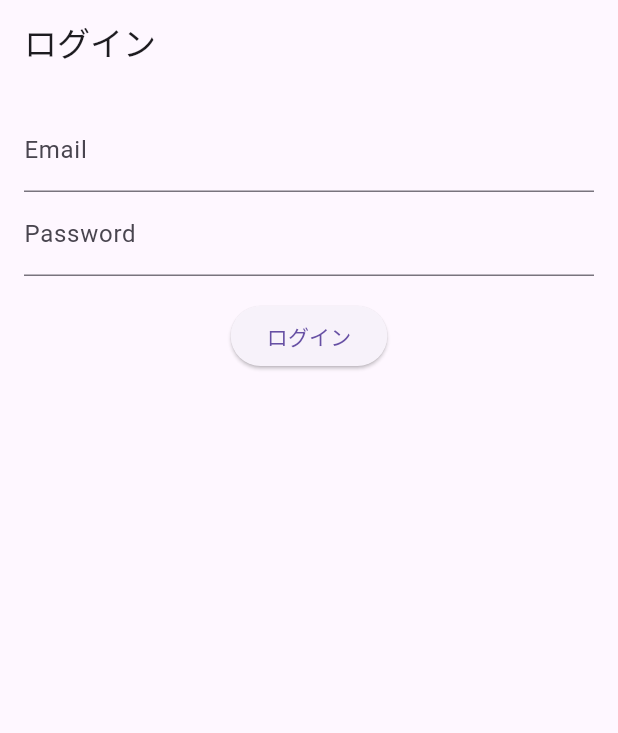
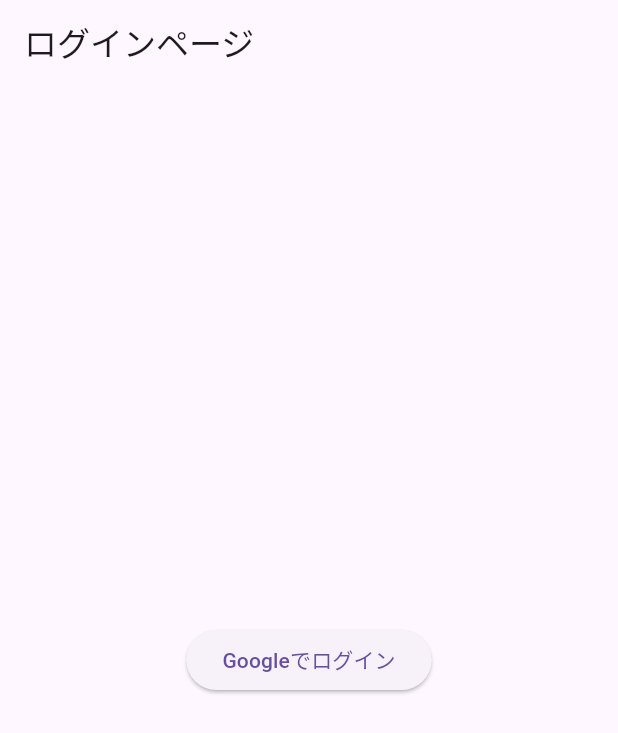
Before and after one commit to gratachu/flutter_spike, a Flutter app: the screen it shows after launch, on a phone screen of 412 x 824 dp. Shown: the top 733 px of the screen. Run offline on Flutter 3.47's test engine with Material 3 defaults, Android fonts, the phone set to English and light mode, and no system bars; our stand-ins replace flutter_dotenv, google_sign_in, supabase_flutter; accounts and stored records are empty.

Commit message:
feat: Googleサインイン機能を追加

```diff
--- a/lib/main.dart
+++ b/lib/main.dart
@@ -1,10 +1,12 @@
 import 'package:flutter/material.dart';
 import 'package:supabase_flutter/supabase_flutter.dart';
 import 'package:flutter_dotenv/flutter_dotenv.dart';
+import 'pages/login_page.dart';
 
 void main() async {
   WidgetsFlutterBinding.ensureInitialized();
 
+  // dotenvの初期化
   await dotenv.load(fileName: ".env");
 
   // Supabaseの初期化
@@ -13,144 +15,19 @@ void main() async {
     anonKey: dotenv.env["SUPABASE_ANON_KEY"]!,
   );
 
-  runApp(const LoginApp());
+  runApp(const MyApp());
 }
 
-class LoginApp extends StatelessWidget {
-  const LoginApp({super.key});
+// homeをログイン画面にする
+class MyApp extends StatelessWidget {
+  const MyApp({super.key});
 
   @override
   Widget build(BuildContext context) {
     return MaterialApp(
-      title: 'Supabase Login App',
+      title: 'Simple Chat App',
       theme: ThemeData(primarySwatch: Colors.blueGrey),
       home: const LoginPage(),
     );
   }
 }
-
-class LoginPage extends StatefulWidget {
-  const LoginPage({super.key});
-
-  @override
-  State<LoginPage> createState() => _LoginPageState();
-}
-
-// ログイン用State
-class _LoginPageState extends State<LoginPage> {
-  // テキスト入力コントローラ
-  final TextEditingController _emailController = TextEditingController();
-  final TextEditingController _passwordController = TextEditingController();
-
-  // Supabaseクライアントを手軽に参照
-  final supabase = Supabase.instance.client;
-
-  // ログイン処理
-  Future<void> _signIn() async {
-    final email = _emailController.text.trim();
-    final password = _passwordController.text.trim();
-
-    if (email.isEmpty || password.isEmpty) {
-      _showMessage('メールアドレスとパスワードを入力してください');
-      return;
-    }
-
-    try {
-      final response = await supabase.auth.signInWithPassword(
-        email: email,
-        password: password,
-      );
-      // response.user にユーザー情報が入っていればログイン成功
-      if (response.user != null) {
-        // ログイン成功！ → SuccessPageへ遷移
-        if (!mounted) return;
-        Navigator.pushReplacement(
-          context,
-          MaterialPageRoute(builder: (_) => const SuccessPage()),
-        );
-      }
-    } catch (error) {
-      // ログイン失敗時
-      _showMessage('ログインに失敗しました：$error');
-    }
-  }
-
-  // トーストやSnackBarでメッセージを表示
-  void _showMessage(String msg) {
-    ScaffoldMessenger.of(context).showSnackBar(
-      SnackBar(content: Text(msg)),
-    );
-  }
-
-  @override
-  Widget build(BuildContext context) {
-    return Scaffold(
-      appBar: AppBar(
-        title: const Text('ログイン'),
-      ),
-      body: Padding(
-        padding: const EdgeInsets.all(16.0),
-        child: Column(
-          children: [
-            // Email入力欄
-            TextField(
-              controller: _emailController,
-              decoration: const InputDecoration(labelText: 'Email'),
-            ),
-            // Password入力欄
-            TextField(
-              controller: _passwordController,
-              decoration: const InputDecoration(labelText: 'Password'),
-              obscureText: true,
-            ),
-            const SizedBox(height: 16),
-            // ログインボタン
-            ElevatedButton(
-              onPressed: _signIn,
-              child: const Text('ログイン'),
-            ),
-          ],
-        ),
-      ),
-    );
-  }
-}
-
-class SuccessPage extends StatelessWidget {
-  const SuccessPage({Key? key}) : super(key: key);
-
-  @override
-  Widget build(BuildContext context) {
-    return Scaffold(
-      appBar: AppBar(
-        title: const Text('ログイン成功'),
-      ),
-      body: Center(
-        child: Column(
-          mainAxisAlignment: MainAxisAlignment.center,
-          children: <Widget>[
-            Text(
-              'ログインに成功しました！',
-              style: Theme.of(context).textTheme.headlineSmall,
-            ),
-            const SizedBox(height: 16),
-            ElevatedButton(
-              onPressed: () async {
-                // ログアウトしてログイン画面に戻る例
-                await Supabase.instance.client.auth.signOut();
-                if (context.mounted) {
-                  Navigator.pushAndRemoveUntil(
-                    context,
-                    MaterialPageRoute(builder: (_) => const LoginPage()),
-                    (route) => false,
-                  );
-                }
-              },
-              child: const Text('ログアウトして戻る'),
-            )
-          ],
-        ),
-      ),
-    );
-  }
-}
--- /dev/null
+++ b/lib/pages/login_page.dart
@@ -0,0 +1,69 @@
+import 'package:flutter/material.dart';
+import 'package:counter_app/services/supabase_service.dart';
+
+class LoginPage extends StatefulWidget {
+  const LoginPage({Key? key}) : super(key: key);
+
+  @override
+  State<LoginPage> createState() => _LoginPageState();
+}
+
+class _LoginPageState extends State<LoginPage> {
+  final SupabaseService _supabaseService = SupabaseService();
+
+  Future<void> _handleGoogleSignIn() async {
+    try {
+      await _supabaseService.signInWithGoogle();
+      // 認証フロー完了時、アプリ内ブラウザまたはシステムブラウザで承認→戻ってくる
+
+      // 成功または手動でキャンセルした場合も呼ばれるが、
+      // 成功の場合は currentUser に情報が入るはず
+      if (_supabaseService.currentUser != null) {
+        // ログイン成功時にSnackBarを表示
+        ScaffoldMessenger.of(context).showSnackBar(
+          const SnackBar(content: Text('正常にログインしました')),
+        );
+      } else {
+        // currentUser が nullの場合はユーザーがキャンセルした等
+        ScaffoldMessenger.of(context).showSnackBar(
+          const SnackBar(content: Text('ログインがキャンセルされました')),
+        );
+      }
+    } catch (e) {
+      debugPrint('Google SignIn Error: $e');
+      ScaffoldMessenger.of(context).showSnackBar(
+        SnackBar(content: Text('ログインに失敗しました: $e')),
+      );
+    }
+  }
+
+  @override
+  Widget build(BuildContext context) {
+    // ログイン中かどうかでUIを切り替える場合は、_supabaseService.currentUser を参照
+    final user = _supabaseService.currentUser;
+
+    return Scaffold(
+      appBar: AppBar(
+        title: const Text('ログインページ'),
+      ),
+      body: Center(
+        child: Column(
+          mainAxisAlignment: MainAxisAlignment.center,
+          children: <Widget>[
+            if (user == null) ...[
+              // ログインしていないときはボタン表示
+              ElevatedButton(
+                onPressed: _handleGoogleSignIn,
+                child: const Text('Googleでログイン'),
+              ),
+            ] else ...[
+              // ログイン済みの場合は任意のメッセージを表示 (オプション)
+              const Text('現在ログイン中です'),
+              Text('ユーザーID: ${user.id}'),
+            ],
+          ],
+        ),
+      ),
+    );
+  }
+}
--- /dev/null
+++ b/lib/services/supabase_service.dart
@@ -0,0 +1,46 @@
+import 'package:flutter_dotenv/flutter_dotenv.dart';
+import 'package:google_sign_in/google_sign_in.dart';
+import 'package:supabase_flutter/supabase_flutter.dart';
+
+class SupabaseService {
+  static final SupabaseService _instance = SupabaseService._internal();
+  SupabaseService._internal();
+  factory SupabaseService() {
+    return _instance;
+  }
+
+  // Supabaseクライアントへの参照
+  final SupabaseClient client = Supabase.instance.client;
+
+  // GoogleSignIn インスタンスの取得
+  // getter名を googleSignIn (先頭小文字) に変更し、clinetId を clientId に修正
+  GoogleSignIn get googleSignIn => GoogleSignIn(
+        clientId: dotenv.env['GOOGLE_IOS_CLIENT_ID'],
+        serverClientId: dotenv.env['GOOGLE_WEB_CLIENT_ID'],
+      );
+
+  Future<void> signInWithGoogle() async {
+    final googleUser = await googleSignIn.signIn();
+
+    if (googleUser == null) {
+      throw 'Google Sign-In was aborted.';
+    }
+
+    final googleAuth = await googleUser.authentication;
+    final accessToken = googleAuth.accessToken;
+    final idToken = googleAuth.idToken;
+
+    if (accessToken == null || idToken == null) {
+      throw 'Missing Google Auth Token';
+    }
+
+    await client.auth.signInWithIdToken(
+      provider: OAuthProvider.google,
+      idToken: idToken,
+      accessToken: accessToken,
+    );
+  }
+
+  // ログイン中ユーザーを返す
+  User? get currentUser => client.auth.currentUser;
+}
--- a/pubspec.yaml
+++ b/pubspec.yaml
@@ -36,6 +36,7 @@ dependencies:
   cupertino_icons: ^1.0.8
   supabase_flutter: ^2.8.2
   flutter_dotenv: ^5.2.1
+  google_sign_in: ^6.2.2
 
 dev_dependencies:
   flutter_test:
```
Also changed, not shown: pubspec.lock, 1 other file.
